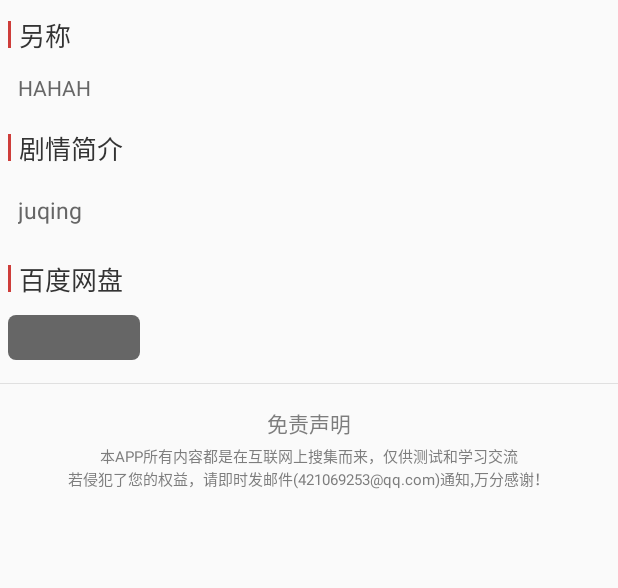
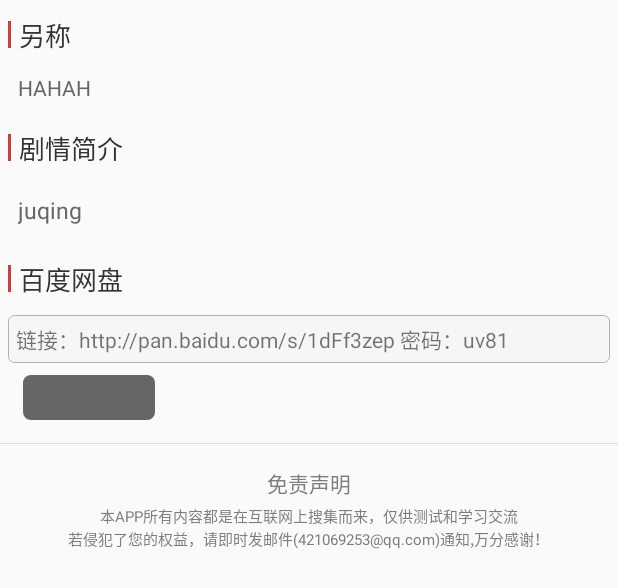
Before and after one commit to Cay-chen/NewsMovie111, an Android app: the layout activity_youshi_movie_detail.xml on its own in the app's theme, with its tools: preview values and no code run, on a phone screen of 412 x 824 dp. Shown: the top 588 px of the screen. Run offline under Robolectric (Android 15) with nearby library versions, the phone set to English and light mode, and no system bars.

Commit message:
更改了电影详情 显示百度链接

```diff
--- a/app/src/main/AndroidManifest.xml
+++ b/app/src/main/AndroidManifest.xml
@@ -60,6 +60,7 @@
             </intent-filter>
         </activity>
         <activity android:name="com.example.cay.youshi.ui.activity.SearchMovieActivity"
+            android:theme="@style/SearchThen"
             android:screenOrientation="portrait"/>
         <activity
             android:name="com.example.cay.youshi.MainActivity"
@@ -163,7 +164,9 @@
         <activity android:name="com.example.cay.youshi.ui.activity.PlayRecordCActivity"
             android:screenOrientation="portrait"/>
         <activity android:name="com.example.cay.youshi.ui.activity.BaiDuMovieDetailActivity"
-            android:screenOrientation="portrait"/>
+            android:screenOrientation="portrait"
+            android:theme="@style/BaiDu"
+            />
     </application>
 
 </manifest>
--- a/app/src/main/res/layout/activity_youshi_movie_detail.xml
+++ b/app/src/main/res/layout/activity_youshi_movie_detail.xml
@@ -118,17 +118,52 @@
             </LinearLayout>
 
             <!--导演&演员-->
-            <Button
-                android:id="@+id/btn_youshi_movie_detail"
-                android:layout_width="wrap_content"
-                android:layout_height="30dp"
+            <LinearLayout
+                android:layout_width="match_parent"
+                android:layout_height="wrap_content"
                 android:layout_margin="5dp"
-                android:textColor="@color/colorPageBg"
-                android:textSize="15sp"
-                android:background="@drawable/button_shape"
-                style="?android:attr/borderlessButtonStyle" />
+                android:orientation="vertical">
 
-            <include layout="@layout/footer_item_movie_log"/>
+                <TextView
+                    android:id="@+id/tv_baidu_url"
+                    android:layout_width="match_parent"
+                    android:layout_height="wrap_content"
+                    android:background="@drawable/shape_notclickbg"
+                    android:padding="5dp"
+                    android:text="链接：http://pan.baidu.com/s/1dFf3zep 密码：uv81" />
+
+                <LinearLayout
+                    android:layout_width="match_parent"
+                    android:layout_height="wrap_content"
+                    android:layout_marginTop="8dp">
+                    <Button
+                        android:id="@+id/btn_copy_url_password"
+                        style="?android:attr/borderlessButtonStyle"
+                        android:layout_width="wrap_content"
+                        android:layout_height="30dp"
+                        android:layout_marginLeft="10dp"
+                        android:background="@drawable/button_shape"
+                        android:textColor="@color/colorPageBg"
+                        android:textSize="15sp" />
+                    <Button
+                        android:id="@+id/btn_copy_password"
+                        style="?android:attr/borderlessButtonStyle"
+                        android:layout_width="wrap_content"
+                        android:layout_height="30dp"
+                        android:layout_marginLeft="20dp"
+                        android:background="@drawable/button_shape"
+                        android:visibility="gone"
+                        android:text="复制密码"
+                        android:textColor="@color/colorPageBg"
+                        android:textSize="15sp" />
+
+
+
+                </LinearLayout>
+            </LinearLayout>
+
+
+            <include layout="@layout/footer_item_movie_log" />
 
         </LinearLayout>
 
--- a/app/src/main/res/values/styles.xml
+++ b/app/src/main/res/values/styles.xml
@@ -13,11 +13,32 @@
         <!--选中状态icon的颜色和字体颜色-->
         <item name="colorPrimary">@color/colorTheme</item>
         <item name="colorPrimaryDark">@color/colorTheme</item>
-        <item name="colorAccent">@color/white</item>
+        <item name="colorAccent">@color/colorTheme</item>
 
 <!--
        <item name="android:textColorPrimary">@color/colorLine</item>
 -->
+    </style>
+    <!-- 网易红为主色调 -->
+    <style name="BaiDu" parent="Theme.AppCompat.Light.NoActionBar">
+        <!--选中状态icon的颜色和字体颜色-->
+        <item name="colorPrimary">@color/colorTheme</item>
+        <item name="colorPrimaryDark">@color/colorTheme</item>
+        <item name="colorAccent">@color/colorPrimaryDark</item>
+
+        <!--
+               <item name="android:textColorPrimary">@color/colorLine</item>
+        -->
+    </style>
+
+    <style name="SearchThen" parent="Theme.AppCompat.Light.NoActionBar">
+        <!--选中状态icon的颜色和字体颜色-->
+        <item name="colorPrimary">@color/colorTheme</item>
+        <item name="colorPrimaryDark">@color/colorTheme</item>
+        <item name="colorAccent">@color/white</item>
+        <!--
+               <item name="android:textColorPrimary">@color/colorLine</item>
+        -->
     </style>
     <!--菜单item-->
     <style name="menuItem">
```
Also changed, not shown: app/src/main/java/com/example/cay/youshi/ui/activity/BaiDuMovieDetailActivity.java (+62 -19 lines).
